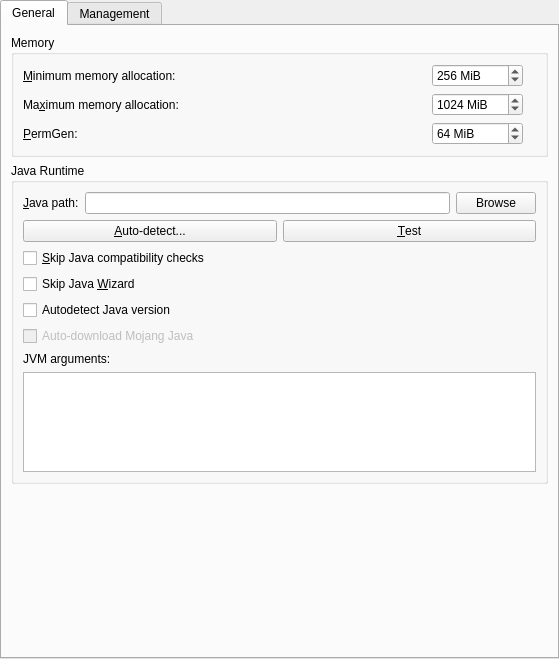
The window that launcher/ui/pages/global/JavaPage.ui (FreesmTeam/FreesmLauncher) describes before a commit, drawn with Qt 5.
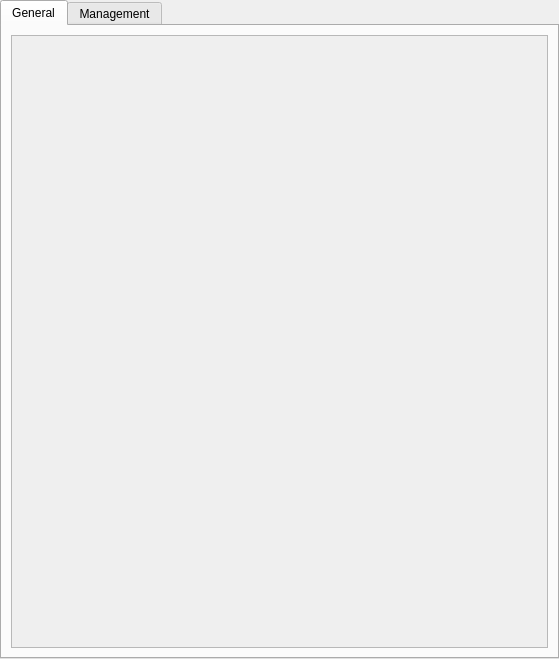
The same window after the commit. Custom widgets are drawn as their Qt base class.

Commit message: Unify Java page

Diff of the .ui file:
```diff
--- a/launcher/ui/pages/global/JavaPage.ui
+++ b/launcher/ui/pages/global/JavaPage.ui
@@ -40,292 +40,22 @@
       </attribute>
       <layout class="QVBoxLayout" name="verticalLayout_2">
        <item>
-        <widget class="QGroupBox" name="memoryGroupBox">
-         <property name="title">
-          <string>Memory</string>
+        <widget class="QScrollArea" name="generalScrollArea">
+         <property name="widgetResizable">
+          <bool>true</bool>
          </property>
-         <layout class="QGridLayout" name="gridLayout_2" columnstretch="1,0,0,0">
-          <item row="1" column="0">
-           <widget class="QLabel" name="labelMaxMem">
-            <property name="text">
-             <string>Ma&amp;ximum memory allocation:</string>
-            </property>
-            <property name="buddy">
-             <cstring>maxMemSpinBox</cstring>
-            </property>
-           </widget>
-          </item>
-          <item row="2" column="0">
-           <widget class="QLabel" name="labelPermGen">
-            <property name="text">
-             <string>&amp;PermGen:</string>
-            </property>
-            <property name="buddy">
-             <cstring>permGenSpinBox</cstring>
-            </property>
-           </widget>
-          </item>
-          <item row="0" column="0">
-           <widget class="QLabel" name="labelMinMem">
-            <property name="text">
-             <string>&amp;Minimum memory allocation:</string>
-            </property>
-            <property name="buddy">
-             <cstring>minMemSpinBox</cstring>
-            </property>
-           </widget>
-          </item>
-          <item row="0" column="2">
-           <widget class="QSpinBox" name="minMemSpinBox">
-            <property name="toolTip">
-             <string>The amount of memory Minecraft is started with.</string>
-            </property>
-            <property name="suffix">
-             <string notr="true"> MiB</string>
-            </property>
-            <property name="minimum">
-             <number>8</number>
-            </property>
-            <property name="maximum">
-             <number>1048576</number>
-            </property>
-            <property name="singleStep">
-             <number>128</number>
-            </property>
-            <property name="value">
-             <number>256</number>
-            </property>
-           </widget>
-          </item>
-          <item row="1" column="2">
-           <widget class="QSpinBox" name="maxMemSpinBox">
-            <property name="toolTip">
-             <string>The maximum amount of memory Minecraft is allowed to use.</string>
-            </property>
-            <property name="suffix">
-             <string notr="true"> MiB</string>
-            </property>
-            <property name="minimum">
-             <number>8</number>
-            </property>
-            <property name="maximum">
-             <number>1048576</number>
-            </property>
-            <property name="singleStep">
-             <number>128</number>
-            </property>
-            <property name="value">
-             <number>1024</number>
-            </property>
-           </widget>
-          </item>
-          <item row="2" column="2">
-           <widget class="QSpinBox" name="permGenSpinBox">
-            <property name="toolTip">
-             <string>The amount of memory available to store loaded Java classes.</string>
-            </property>
-            <property name="suffix">
-             <string notr="true"> MiB</string>
-            </property>
-            <property name="minimum">
-             <number>4</number>
-            </property>
-            <property name="maximum">
-             <number>999999999</number>
-            </property>
-            <property name="singleStep">
-             <number>8</number>
-            </property>
-            <property name="value">
-             <number>64</number>
-            </property>
-           </widget>
-          </item>
-          <item row="1" column="3">
-           <widget class="QLabel" name="labelMaxMemIcon">
-            <property name="text">
-             <string/>
-            </property>
-            <property name="buddy">
-             <cstring>maxMemSpinBox</cstring>
-            </property>
-           </widget>
-          </item>
-         </layout>
+         <widget class="QWidget" name="scrollAreaWidgetContents">
+          <property name="geometry">
+           <rect>
+            <x>0</x>
+            <y>0</y>
+            <width>535</width>
+            <height>610</height>
+           </rect>
+          </property>
+         </widget>
         </widget>
        </item>
-       <item>
-        <widget class="QGroupBox" name="javaSettingsGroupBox">
-         <property name="title">
-          <string>Java Runtime</string>
-         </property>
-         <layout class="QGridLayout" name="gridLayout_3">
-          <item row="4" column="0">
-           <widget class="QCheckBox" name="skipCompatibilityCheckbox">
-            <property name="sizePolicy">
-             <sizepolicy hsizetype="Preferred" vsizetype="Fixed">
-              <horstretch>0</horstretch>
-              <verstretch>0</verstretch>
-             </sizepolicy>
-            </property>
-            <property name="toolTip">
-             <string>If enabled, the launcher will not check if an instance is compatible with the selected Java version.</string>
-            </property>
-            <property name="text">
-             <string>&amp;Skip Java compatibility checks</string>
-            </property>
-           </widget>
-          </item>
-          <item row="2" column="0" colspan="3">
-           <layout class="QHBoxLayout" name="horizontalLayout_2">
-            <item>
-             <widget class="QPushButton" name="javaDetectBtn">
-              <property name="sizePolicy">
-               <sizepolicy hsizetype="Preferred" vsizetype="Fixed">
-                <horstretch>0</horstretch>
-                <verstretch>0</verstretch>
-               </sizepolicy>
-              </property>
-              <property name="text">
-               <string>&amp;Auto-detect...</string>
-              </property>
-             </widget>
-            </item>
-            <item>
-             <widget class="QPushButton" name="javaTestBtn">
-              <property name="sizePolicy">
-               <sizepolicy hsizetype="Preferred" vsizetype="Fixed">
-                <horstretch>0</horstretch>
-                <verstretch>0</verstretch>
-               </sizepolicy>
-              </property>
-              <property name="text">
-               <string>&amp;Test</string>
-              </property>
-             </widget>
-            </item>
-           </layout>
-          </item>
-          <item row="8" column="0">
-           <widget class="QLabel" name="labelJVMArgs">
-            <property name="sizePolicy">
-             <sizepolicy hsizetype="Fixed" vsizetype="Preferred">
-              <horstretch>0</horstretch>
-              <verstretch>0</verstretch>
-             </sizepolicy>
-            </property>
-            <property name="text">
-             <string>JVM arguments:</string>
-            </property>
-            <property name="alignment">
-             <set>Qt::AlignLeading|Qt::AlignLeft|Qt::AlignVCenter</set>
-            </property>
-           </widget>
-          </item>
-          <item row="5" column="0">
-           <widget class="QCheckBox" name="skipJavaWizardCheckbox">
-            <property name="toolTip">
-             <string>If enabled, the launcher will not prompt you to choose a Java version if one isn't found.</string>
-            </property>
-            <property name="text">
-             <string>Skip Java &amp;Wizard</string>
-            </property>
-           </widget>
-          </item>
-          <item row="9" column="0" colspan="3">
-           <widget class="QPlainTextEdit" name="jvmArgsTextBox">
-            <property name="enabled">
-             <bool>true</bool>
-            </property>
-            <property name="sizePolicy">
-             <sizepolicy hsizetype="Expanding" vsizetype="Fixed">
-              <horstretch>0</horstretch>
-              <verstretch>0</verstretch>
-             </sizepolicy>
-            </property>
-            <property name="maximumSize">
-             <size>
-              <width>16777215</width>
-              <height>100</height>
-             </size>
-            </property>
-           </widget>
-          </item>
-          <item row="6" column="0">
-           <widget class="QCheckBox" name="autodetectJavaCheckBox">
-            <property name="toolTip">
-             <string>Automatically selects the Java version that is compatible with the current Minecraft instance, based on the major version required.</string>
-            </property>
-            <property name="text">
-             <string>Autodetect Java version</string>
-            </property>
-           </widget>
-          </item>
-          <item row="1" column="0" colspan="3">
-           <layout class="QHBoxLayout" name="horizontalLayout">
-            <item>
-             <widget class="QLabel" name="labelJavaPath">
-              <property name="sizePolicy">
-               <sizepolicy hsizetype="Fixed" vsizetype="Preferred">
-                <horstretch>0</horstretch>
-                <verstretch>0</verstretch>
-               </sizepolicy>
-              </property>
-              <property name="text">
-               <string>&amp;Java path:</string>
-              </property>
-              <property name="buddy">
-               <cstring>javaPathTextBox</cstring>
-              </property>
-             </widget>
-            </item>
-            <item>
-             <widget class="QLineEdit" name="javaPathTextBox"/>
-            </item>
-            <item>
-             <widget class="QPushButton" name="javaBrowseBtn">
-              <property name="sizePolicy">
-               <sizepolicy hsizetype="Maximum" vsizetype="Fixed">
-                <horstretch>0</horstretch>
-                <verstretch>0</verstretch>
-               </sizepolicy>
-              </property>
-              <property name="text">
-               <string>Browse</string>
-              </property>
-             </widget>
-            </item>
-           </layout>
-          </item>
-          <item row="7" column="0">
-           <widget class="QCheckBox" name="autodownloadCheckBox">
-            <property name="enabled">
-             <bool>false</bool>
-            </property>
-            <property name="toolTip">
-             <string>Automatically downloads and selects the Java version recommended by Mojang.</string>
-            </property>
-            <property name="text">
-             <string>Auto-download Mojang Java</string>
-            </property>
-           </widget>
-          </item>
-         </layout>
-        </widget>
-       </item>
-       <item>
-        <spacer name="verticalSpacer">
-         <property name="orientation">
-          <enum>Qt::Vertical</enum>
-         </property>
-         <property name="sizeHint" stdset="0">
-          <size>
-           <width>20</width>
-           <height>40</height>
-          </size>
-         </property>
-        </spacer>
-       </item>
       </layout>
      </widget>
      <widget class="QWidget" name="management">
```
Left out of the diff: 13 changed lines with no effect on the pictures. The commit also changes 9 other files.
